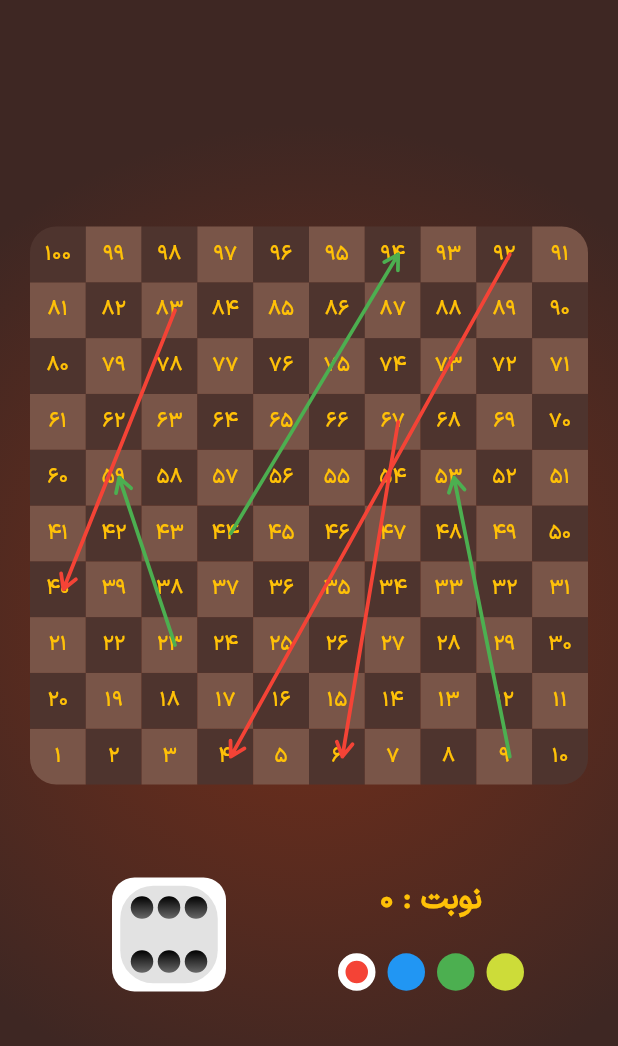
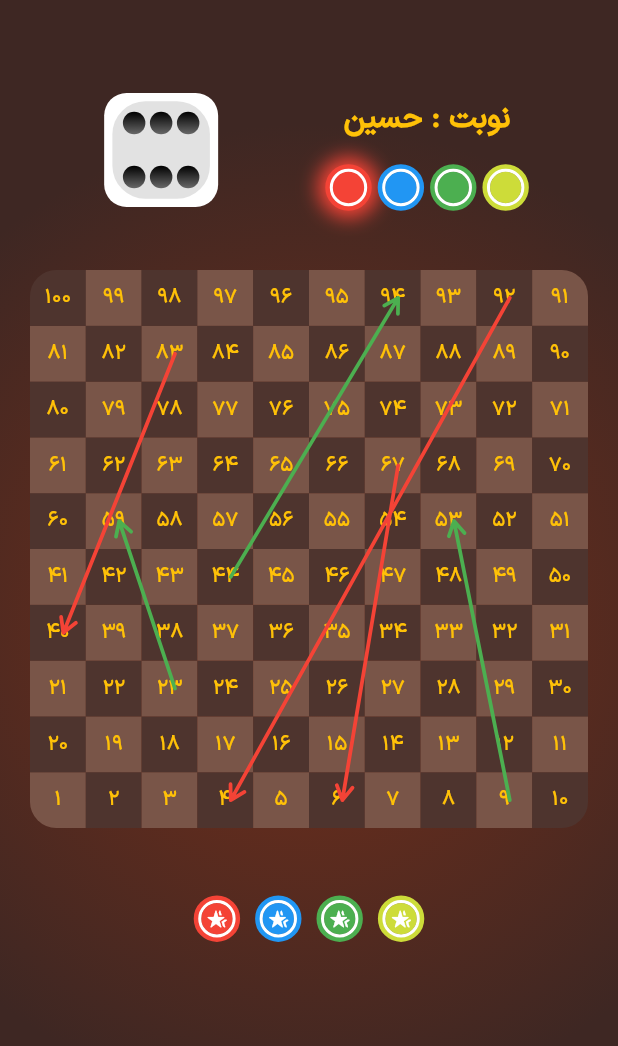
Before and after one commit to NeoHosseinism/BSP-Snake-And-Ladder-Game, a Flutter app: the screen it shows after launch, on a phone screen of 412 x 824 dp. Shown: the top 1046 px of the screen. Run offline on Flutter 3.47's test engine with Material 2 defaults, Android fonts, the phone set to English and light mode, and no system bars; our stand-ins replace get, lottie.

Commit message:
ADD out of game tokens and optimize UI of tokens

```diff
--- a/lib/controller/home/home.dart
+++ b/lib/controller/home/home.dart
@@ -1,6 +1,6 @@
 import 'dart:math';
 
-import 'package:flutter/widgets.dart';
+import 'package:flutter/material.dart';
 import 'package:get/get.dart';
 
 import '../../global.dart';
@@ -8,8 +8,6 @@ import '../../global.dart';
 class HomeCtrl extends GetxController {
   RxInt currentDiceNum = 6.obs;
   Future<void> showDiceNumAndMovePlayerToken() async {
-    // TODO: 10 => 11
-
     currentDiceNum.value = Random().nextInt(6) + 1;
 
     for (int i = 0; i < currentDiceNum.value; i++) {
@@ -23,17 +21,13 @@ class HomeCtrl extends GetxController {
 
         players[whoIsTurn.value].x.value = getOffsetOfHome(homeKey)[0];
         players[whoIsTurn.value].y.value = getOffsetOfHome(homeKey)[1];
-        // players[whoIsTurn.value].x.value =
-        //     getOffsetOfHome(keys[players[whoIsTurn.value].homeNo])[0];
-        // players[whoIsTurn.value].y.value =
-        //     getOffsetOfHome(keys[players[whoIsTurn.value].homeNo])[1];
       });
     }
 
     // TODO: check not over flow of 100
 
     int overLapperIndex = players.indexWhere((element) {
-      return element.name != players[whoIsTurn.value].name &&
+      return element.id != players[whoIsTurn.value].id &&
           // element.homeNo == destination;
           element.homeNo == players[whoIsTurn.value].homeNo;
     });
@@ -42,6 +36,19 @@ class HomeCtrl extends GetxController {
         ..homeNo = -1
         ..x.value = -1.0
         ..y.value = -1.0;
+
+      Get.snackbar(
+        "عرض تسلیت",
+        "${players[overLapperIndex].name} عزیز کشته شدنتان را تسلیت عرض میکنیم",
+        duration: const Duration(seconds: 3),
+        backgroundColor: Colors.red,
+        colorText: Colors.white,
+        icon: const Icon(
+          Icons.warning_amber_rounded,
+          color: Colors.white,
+          textDirection: TextDirection.rtl,
+        ),
+      );
     }
 
     if (whoIsTurn.value + 1 < players.length) {
--- a/lib/controller/splash/splash.dart
+++ b/lib/controller/splash/splash.dart
@@ -5,7 +5,7 @@ import 'package:snake_and_ladder/model/player/player.dart';
 
 class SplashCtrl extends GetxController {
   List<TextEditingController> txtCtrls = List.generate(
-      4, (index) => TextEditingController(text: index.toString()));
+      4, (index) => TextEditingController(text: "حسین"));
       // ! checkboxs and text editing controllers
 
   RxBool showSplash = true.obs;
--- a/lib/view/screen/home/home.dart
+++ b/lib/view/screen/home/home.dart
@@ -5,6 +5,7 @@ import 'package:snake_and_ladder/global.dart';
 import 'widget/board/board.dart';
 import 'widget/board/snakes_and_ladders.dart';
 import 'widget/dice/dice_and_who_turn_box.dart';
+import 'widget/tokens_out_of_game/tokens_out_of_game.dart';
 
 class Home extends StatefulWidget {
   const Home({super.key});
@@ -31,12 +32,15 @@ class _HomeState extends State<Home> with TickerProviderStateMixin {
         body: Stack(
           children: [
             Column(
-              mainAxisAlignment: MainAxisAlignment.center,
+              mainAxisAlignment: MainAxisAlignment.start,
               crossAxisAlignment: CrossAxisAlignment.center,
               children: const [
-                Board(),
                 SizedBox(height: 50),
                 DiceAndWhoTurnBox(),
+                SizedBox(height: 30),
+                Board(),
+                SizedBox(height: 30),
+                TokensOutOfGame(),
               ],
             ),
             const SnakesAndLadders(),
@@ -50,14 +54,44 @@ class _HomeState extends State<Home> with TickerProviderStateMixin {
                       return Container();
                     } else {
                       return Positioned(
-                        left: players[index].x.value + halfOfAHomeWidth / 2,
-                        top: players[index].y.value + halfOfAHomeWidth / 2,
+                        left: players[index].x.value +
+                            halfOfAHomeWidth * 0.875 / 2,
+                        top: players[index].y.value +
+                            halfOfAHomeWidth * 0.875 / 2,
                         child: Container(
-                          height: halfOfAHomeWidth.value,
-                          width: halfOfAHomeWidth.value,
                           decoration: BoxDecoration(
+                            border: Border.all(
                               color: players[index].color,
-                              borderRadius: BorderRadius.circular(15)),
+                              strokeAlign: BorderSide.strokeAlignOutside,
+                              width: 5,
+                            ),
+                            borderRadius: BorderRadius.circular(25),
+                            boxShadow: [
+                              BoxShadow(
+                                blurRadius: 10,
+                                spreadRadius: 6,
+                                color: players[index].color,
+                              ),
+                            ],
+                          ),
+                          child: Container(
+                            height: halfOfAHomeWidth.value * 1.125,
+                            width: halfOfAHomeWidth.value * 1.125,
+                            decoration: BoxDecoration(
+                              color: players[index].color,
+                              border: Border.all(
+                                color: Colors.white,
+                                strokeAlign: BorderSide.strokeAlignOutside,
+                                width: 2,
+                              ),
+                              borderRadius: BorderRadius.circular(25),
+                            ),
+                            child: Icon(
+                              Icons.hotel_class_rounded,
+                              color: Colors.white,
+                              size: halfOfAHomeWidth.value / 1.25,
+                            ),
+                          ),
                         ),
                       );
                     }
--- a/lib/view/screen/home/widget/dice/dice_and_who_turn_box.dart
+++ b/lib/view/screen/home/widget/dice/dice_and_who_turn_box.dart
@@ -35,11 +35,11 @@ class _DiceAndWhoTurnBoxState extends State<DiceAndWhoTurnBox> {
                   ),
                 )
               : Padding(
-                padding: const EdgeInsets.all(12),
-                child: Dice(
+                  padding: const EdgeInsets.all(12),
+                  child: Dice(
                     homeCtrl.currentDiceNum.value,
                   ),
-              ),
+                ),
         ),
         GestureDetector(
           onTap: () async {
@@ -63,17 +63,36 @@ class _DiceAndWhoTurnBoxState extends State<DiceAndWhoTurnBox> {
                     players.length,
                     (index) {
                       return Container(
-                        height: 25,
-                        width: 25,
-                        margin: index != players.length - 1
-                            ? const EdgeInsets.only(right: 8)
-                            : null,
+                        margin: const EdgeInsets.symmetric(horizontal: 7),
                         decoration: BoxDecoration(
-                          color: players[index].color,
-                          border: index == whoIsTurn.value
-                              ? Border.all(color: Colors.white, width: 5)
-                              : null,
-                          borderRadius: BorderRadius.circular(15),
+                          border: Border.all(
+                            color: players[index].color,
+                            strokeAlign: BorderSide.strokeAlignOutside,
+                            width: 5,
+                          ),
+                          borderRadius: BorderRadius.circular(25),
+                          boxShadow: index == whoIsTurn.value
+                              ? [
+                                  BoxShadow(
+                                    blurRadius: 10,
+                                    spreadRadius: 10,
+                                    color: players[index].color,
+                                  ),
+                                ]
+                              : [],
+                        ),
+                        child: Container(
+                          height: halfOfAHomeWidth.value * 1.125,
+                          width: halfOfAHomeWidth.value * 1.125,
+                          decoration: BoxDecoration(
+                            color: players[index].color,
+                            border: Border.all(
+                              color: Colors.white,
+                              strokeAlign: BorderSide.strokeAlignOutside,
+                              width: 2,
+                            ),
+                            borderRadius: BorderRadius.circular(25),
+                          ),
                         ),
                       );
                     },
--- /dev/null
+++ b/lib/view/screen/home/widget/tokens_out_of_game/tokens_out_of_game.dart
@@ -0,0 +1,72 @@
+import 'package:flutter/material.dart';
+import 'package:get/get.dart';
+import 'package:snake_and_ladder/global.dart';
+
+class TokensOutOfGame extends StatelessWidget {
+  const TokensOutOfGame({super.key});
+
+  @override
+  Widget build(BuildContext context) {
+    // ignore: avoid_unnecessary_containers
+    return Container(
+      child: Column(
+        mainAxisAlignment: MainAxisAlignment.start,
+        children: [
+          const SizedBox(height: 20),
+          Obx(
+            () => Row(
+              mainAxisAlignment: MainAxisAlignment.center,
+              children: List.generate(players.length, (index) {
+                if (players[index].x.value == -1 &&
+                    players[index].y.value == -1) {
+                  return playerToken(index);
+                } else {
+                  return Container();
+                }
+              }),
+            ),
+          )
+        ],
+      ),
+    );
+  }
+
+  Container playerToken(int index) {
+    return Container(
+      margin: const EdgeInsets.symmetric(horizontal: 10),
+      decoration: BoxDecoration(
+        border: Border.all(
+          color: players[index].color,
+          strokeAlign: BorderSide.strokeAlignOutside,
+          width: 5,
+        ),
+        borderRadius: BorderRadius.circular(15),
+        // boxShadow: [
+        //   BoxShadow(
+        //     blurRadius: 10,
+        //     spreadRadius: 6,
+        //     color: players[index].color,
+        //   ),
+        // ],
+      ),
+      child: Container(
+        height: halfOfAHomeWidth.value * 1.125,
+        width: halfOfAHomeWidth.value * 1.125,
+        decoration: BoxDecoration(
+          color: players[index].color,
+          border: Border.all(
+            color: Colors.white,
+            strokeAlign: BorderSide.strokeAlignOutside,
+            width: 2,
+          ),
+          borderRadius: BorderRadius.circular(15),
+        ),
+        child: Icon(
+          Icons.hotel_class_rounded,
+          color: Colors.white,
+          size: halfOfAHomeWidth.value / 1.25,
+        ),
+      ),
+    );
+  }
+}
```
